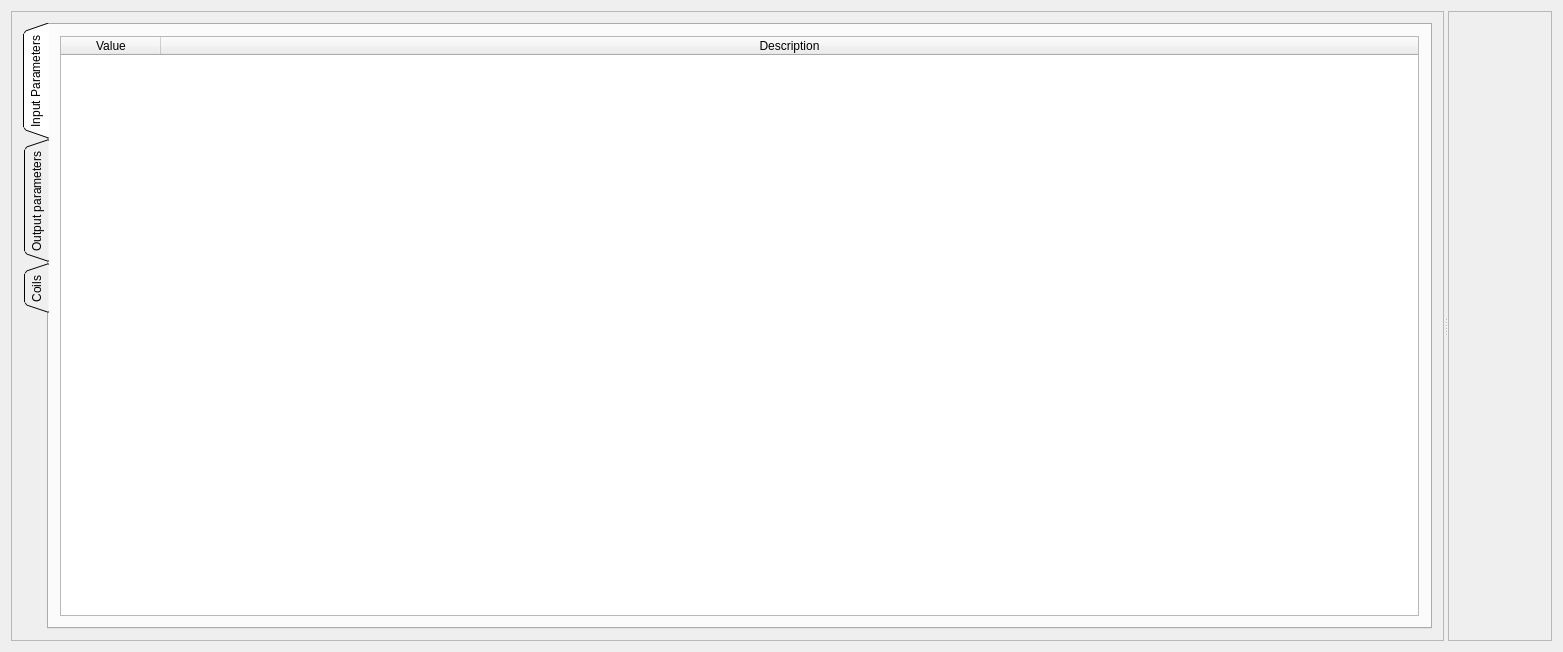
Before: the Qt Designer form AirCoolControll/AirCoolControll/coolerstatewidget.ui in ComEngineering/AirCoolControl_Desktop, drawn with Qt 5.
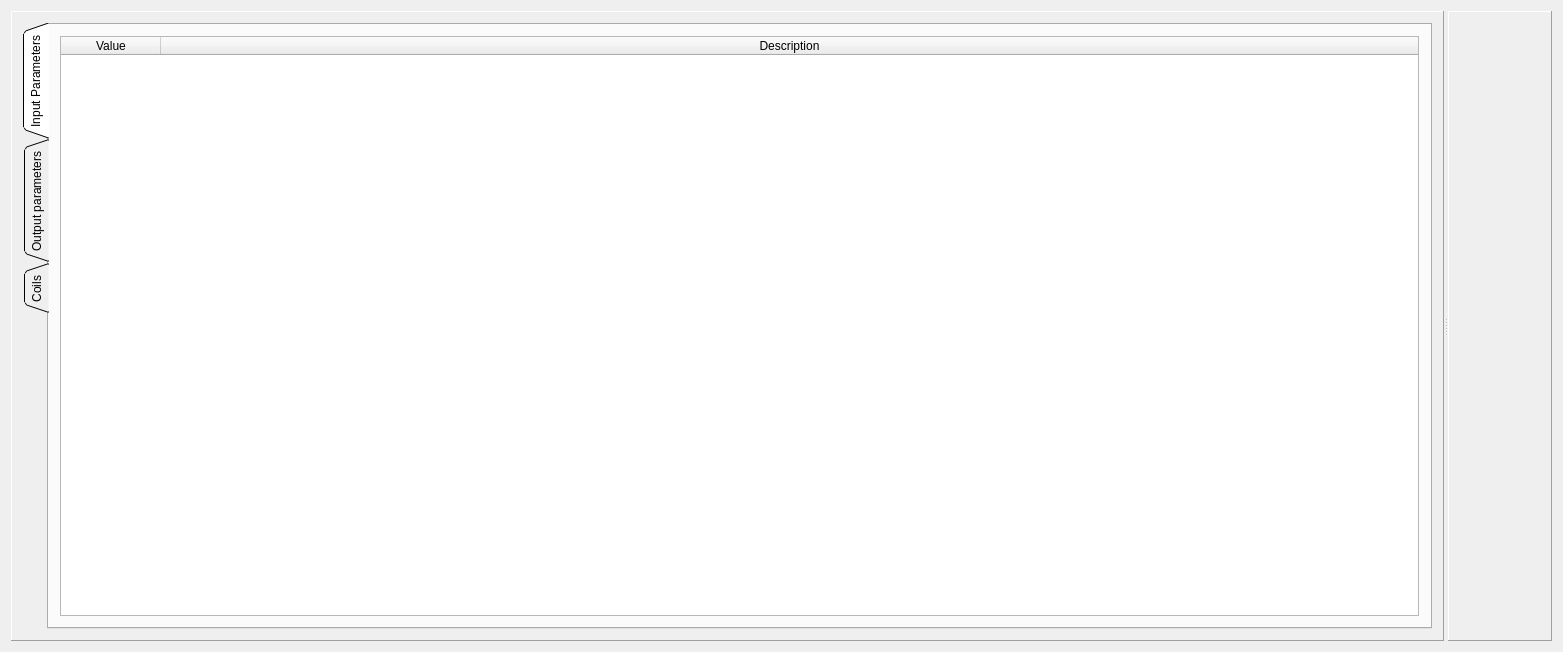
After: the same form once the commit is applied. Custom widgets are drawn as their Qt base class.

```diff
--- a/AirCoolControll/AirCoolControll/coolerstatewidget.ui
+++ b/AirCoolControll/AirCoolControll/coolerstatewidget.ui
@@ -44,8 +44,14 @@
       <bool>true</bool>
      </property>
      <widget class="QFrame" name="frame">
+      <property name="sizePolicy">
+       <sizepolicy hsizetype="Minimum" vsizetype="Preferred">
+        <horstretch>0</horstretch>
+        <verstretch>0</verstretch>
+       </sizepolicy>
+      </property>
       <property name="frameShape">
-       <enum>QFrame::StyledPanel</enum>
+       <enum>QFrame::Panel</enum>
       </property>
       <property name="frameShadow">
        <enum>QFrame::Raised</enum>
@@ -187,8 +193,14 @@
       </layout>
      </widget>
      <widget class="QFrame" name="frame_2">
+      <property name="sizePolicy">
+       <sizepolicy hsizetype="Expanding" vsizetype="Preferred">
+        <horstretch>0</horstretch>
+        <verstretch>0</verstretch>
+       </sizepolicy>
+      </property>
       <property name="frameShape">
-       <enum>QFrame::StyledPanel</enum>
+       <enum>QFrame::Panel</enum>
       </property>
       <property name="frameShadow">
        <enum>QFrame::Raised</enum>
```
Left out of the diff: 15 changed lines with no effect on the pictures.
